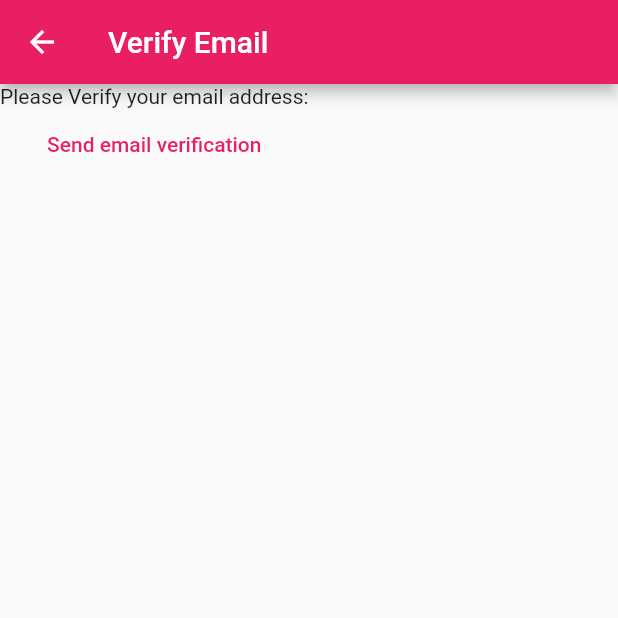
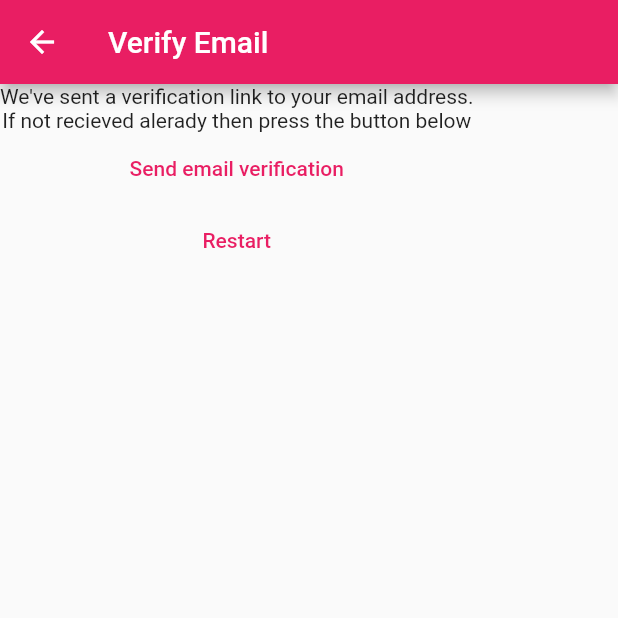
Before and after one commit to 0muttu1/campussathi, a Flutter app: the VerifyEmailView screen opened directly, on a phone screen of 412 x 824 dp, the top half of it. Run offline on Flutter 3.47's test engine with Material 2 defaults, Android fonts, the light colour scheme and no system bars; our stand-ins replace firebase_auth, firebase_core; accounts and stored records are empty.

Commit message:
added verification

```diff
--- a/lib/constants/routes.dart
+++ b/lib/constants/routes.dart
@@ -1,3 +1,6 @@
+import 'package:campussathi/views/verify_email_view.dart';
+
 const loginRoute = '/login/';
 const registerRoute = '/register/';
 const campussathiRoute = '/campussathihomepage/';
+const verifyemailroute = '/verify-email/';
--- a/lib/main.dart
+++ b/lib/main.dart
@@ -21,6 +21,7 @@ void main() {
         loginRoute: (context) => const LoginView(),
         registerRoute: (context) => const RegisterView(),
         campussathiRoute: (context) => const Campussathi(),
+        verifyemailroute: (context) => const VerifyEmailView(),
       },
     ),
   );
--- a/lib/views/verify_email_view.dart
+++ b/lib/views/verify_email_view.dart
@@ -1,3 +1,4 @@
+import 'package:campussathi/constants/routes.dart';
 import 'package:firebase_auth/firebase_auth.dart';
 import 'package:flutter/material.dart';
 
@@ -17,13 +18,21 @@ class _VerifyEmailViewState extends State<VerifyEmailView> {
       ),
       body: Column(
         children: [
-          const Text('Please Verify your email address:'),
+          const Text("We've sent a verification link to your email address."),
+          const Text("If not recieved alerady then press the button below"),
           TextButton(
               onPressed: () async {
                 final user = FirebaseAuth.instance.currentUser;
                 await user?.sendEmailVerification();
               },
-              child: const Text('Send email verification'))
+              child: const Text('Send email verification')),
+          TextButton(
+              onPressed: () async {
+                await FirebaseAuth.instance.signOut();
+                Navigator.of(context)
+                    .pushNamedAndRemoveUntil(registerRoute, (route) => false);
+              },
+              child: const Text('Restart')),
         ],
       ),
     );
```
Also changed, not shown: lib/views/register_view.dart (+30 -8 lines).
